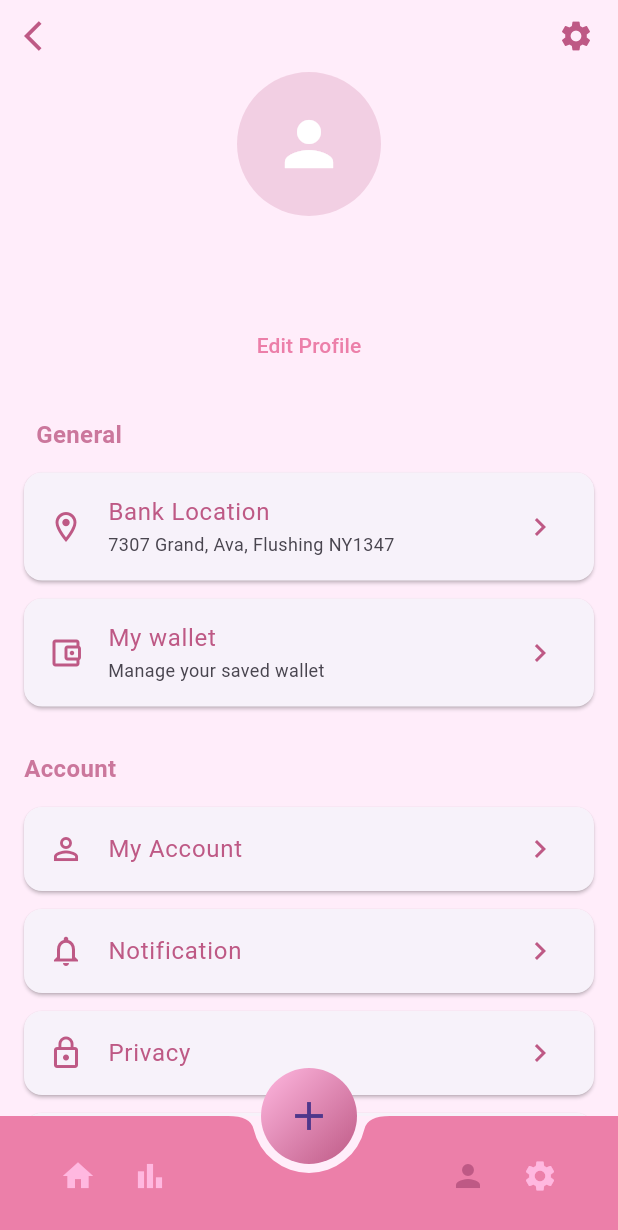
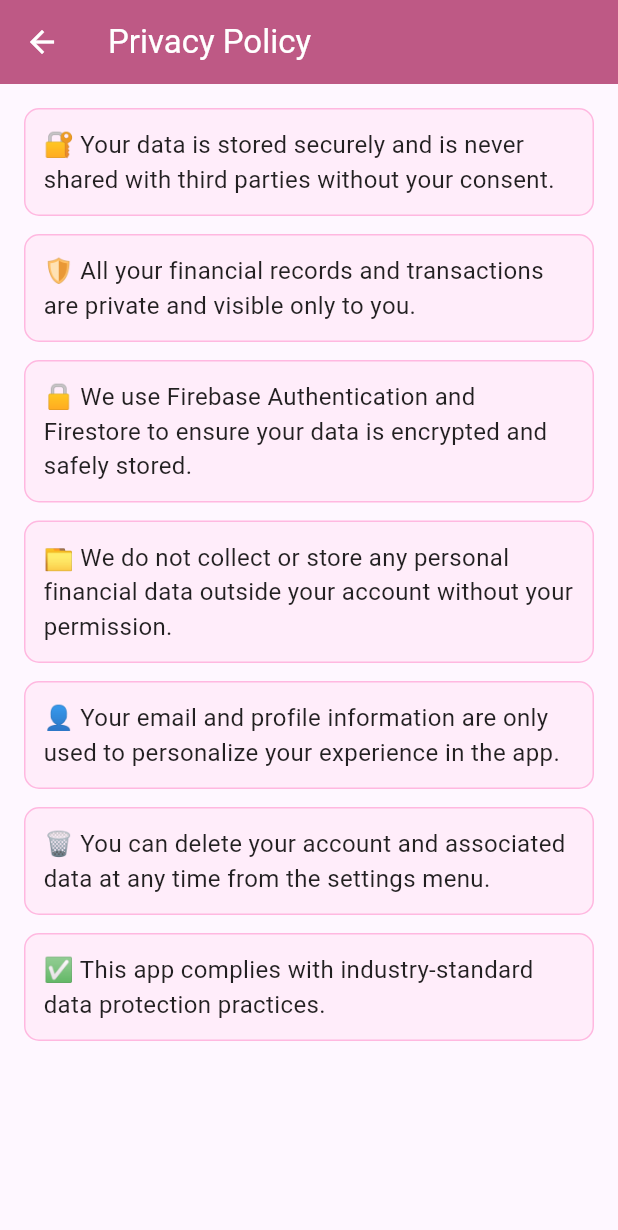
Before and after one commit to suvarnaks1/expancetracker, a Flutter app: the screen it shows once a user with an empty profile is signed in, item 3 of the bottom bar chosen, after a tap on "Privacy", on a phone screen of 412 x 824 dp. Shown: the top 1230 px of the screen. Run offline on Flutter 3.47's test engine with Material 3 defaults, Android fonts, the phone set to English and light mode, and no system bars; our stand-ins replace cloud_firestore, firebase_auth, firebase_core, firebase_storage, fl_chart, loader_overlay; accounts and stored records are empty.

Commit message:
add packages

```diff
--- /dev/null
+++ b/lib/view/about/about.dart
@@ -0,0 +1,74 @@
+import 'package:flutter/material.dart';
+import 'package:expance_tracker_app/resources/colors.dart'; // Make sure this path is correct
+
+class AboutAppScreen extends StatelessWidget {
+  const AboutAppScreen({super.key});
+
+  @override
+  Widget build(BuildContext context) {
+    final aboutTexts = [
+      "💡 This app helps you easily track your daily expenses and incomes.",
+      "📊 You can view your total balance, category-wise spending, and detailed transaction history.",
+      "📅 Use filters to analyze your spending habits weekly or monthly.",
+      "🔐 Your data is secured using Firebase Authentication and stored safely in Firestore.",
+      "🚀 Designed with a clean, responsive interface using Flutter.",
+      "📥 Add, update, or delete your expenses with just a few taps.",
+    ];
+
+    return Scaffold(
+      appBar: AppBar(
+        title: const Text('About This App'),
+        backgroundColor: AppColors.deepPink,
+        foregroundColor: Colors.white,
+      ),
+      body: ListView(
+        padding: const EdgeInsets.all(16),
+        children: [
+          Container(
+            padding: const EdgeInsets.all(16),
+            decoration: BoxDecoration(
+              color: AppColors.lightPink2,
+              borderRadius: BorderRadius.circular(12),
+            ),
+            child: const Text(
+              "📱 Expense Tracker",
+              style: TextStyle(
+                fontSize: 22,
+                fontWeight: FontWeight.bold,
+                color: Colors.white,
+              ),
+            ),
+          ),
+          const SizedBox(height: 16),
+
+          ...aboutTexts.map(
+            (text) => Container(
+              margin: const EdgeInsets.only(bottom: 12),
+              padding: const EdgeInsets.all(12),
+              decoration: BoxDecoration(
+                color: AppColors.lightPink1,
+                borderRadius: BorderRadius.circular(10),
+                border: Border.all(color: AppColors.lightPink2),
+              ),
+              child: Text(
+                text,
+                style: const TextStyle(fontSize: 16, color: Colors.black87),
+              ),
+            ),
+          ),
+
+          const SizedBox(height: 24),
+          Center(
+            child: Text(
+              "Made with ❤️ using Flutter",
+              style: TextStyle(
+                color: AppColors.deepPink,
+                fontWeight: FontWeight.w500,
+              ),
+            ),
+          ),
+        ],
+      ),
+    );
+  }
+}
--- a/lib/view/common/profile_setting_page.dart
+++ b/lib/view/common/profile_setting_page.dart
@@ -1,6 +1,8 @@
 import 'package:expance_tracker_app/core/auth_service.dart';
 import 'package:expance_tracker_app/resources/colors.dart';
+import 'package:expance_tracker_app/view/about/about.dart';
 import 'package:expance_tracker_app/view/auth/login_page.dart';
+import 'package:expance_tracker_app/view/privacy/privacy.dart';
 import 'package:firebase_auth/firebase_auth.dart';
 import 'package:flutter/material.dart';
 
@@ -40,18 +42,21 @@ class ProfileSettingsPage extends StatelessWidget {
                           ? NetworkImage(user!.photoURL!)
                           : null,
                       child: user?.photoURL == null
-              ? const Icon(Icons.person, size: 48, color: Colors.white)
+                          ? const Icon(Icons.person,
+                              size: 48, color: Colors.white)
                           : null,
                       backgroundColor: AppColors.deepPink.withOpacity(0.2),
                     ),
                     const SizedBox(height: 12),
                     Text(
                       user?.displayName ?? 'User Name',
-          style: const TextStyle(fontSize: 20, fontWeight: FontWeight.bold),
+                      style: const TextStyle(
+                          fontSize: 20, fontWeight: FontWeight.bold),
                     ),
                     Text(
                       user?.email ?? 'user@email.com',
-          style: TextStyle(color: AppColors.deepPink.withOpacity(0.7)),
+                      style:
+                          TextStyle(color: AppColors.deepPink.withOpacity(0.7)),
                     ),
                     TextButton(
                       onPressed: () {
@@ -66,7 +71,6 @@ class ProfileSettingsPage extends StatelessWidget {
                 );
               },
             ),
-
 
             const SizedBox(height: 24),
             // "General" section label
@@ -121,12 +125,22 @@ class ProfileSettingsPage extends StatelessWidget {
                   _buildTile(
                     icon: Icons.lock_outline,
                     title: 'Privacy',
-                    onTap: () {},
+                    onTap: () {
+                      Navigator.push(
+                        context,
+                        MaterialPageRoute(
+                            builder: (context) => const PrivacyPolicyScreen()),
+                      );
+                    },
                   ),
                   _buildTile(
                     icon: Icons.info_outline,
                     title: 'About',
-                    onTap: () {},
+                    onTap: () { Navigator.push(
+                        context,
+                        MaterialPageRoute(
+                            builder: (context) => AboutAppScreen()),
+                      );},
                   ),
                   _buildTile(
                     icon: Icons.logout,
@@ -136,7 +150,7 @@ class ProfileSettingsPage extends StatelessWidget {
 
                       Navigator.pushAndRemoveUntil(
                         context,
-                        MaterialPageRoute(builder: (_) =>  LoginPage()),
+                        MaterialPageRoute(builder: (_) => LoginPage()),
                         (route) => false,
                       );
                     },
--- /dev/null
+++ b/lib/view/privacy/privacy.dart
@@ -0,0 +1,47 @@
+import 'package:flutter/material.dart';
+import 'package:expance_tracker_app/resources/colors.dart'; // Make sure this path is correct
+
+class PrivacyPolicyScreen extends StatelessWidget {
+  const PrivacyPolicyScreen({super.key});
+
+  @override
+  Widget build(BuildContext context) {
+    final privacyStatements = [
+      "🔐 Your data is stored securely and is never shared with third parties without your consent.",
+      "🛡️ All your financial records and transactions are private and visible only to you.",
+      "🔒 We use Firebase Authentication and Firestore to ensure your data is encrypted and safely stored.",
+      "📁 We do not collect or store any personal financial data outside your account without your permission.",
+      "👤 Your email and profile information are only used to personalize your experience in the app.",
+      "🗑️ You can delete your account and associated data at any time from the settings menu.",
+      "✅ This app complies with industry-standard data protection practices.",
+    ];
+
+    return Scaffold(
+      appBar: AppBar(
+        title: const Text('Privacy Policy'),
+        backgroundColor: AppColors.deepPink,
+        foregroundColor: Colors.white,
+      ),
+      body: ListView.separated(
+        padding: const EdgeInsets.all(16),
+        itemCount: privacyStatements.length,
+        separatorBuilder: (_, __) => const SizedBox(height: 12),
+        itemBuilder: (context, index) => Container(
+          padding: const EdgeInsets.all(12),
+          decoration: BoxDecoration(
+            color: AppColors.lightPink1,
+            borderRadius: BorderRadius.circular(10),
+            border: Border.all(color: AppColors.lightPink2),
+          ),
+          child: Text(
+            privacyStatements[index],
+            style: const TextStyle(
+              fontSize: 16,
+              color: Colors.black87,
+            ),
+          ),
+        ),
+      ),
+    );
+  }
+}
--- a/pubspec.yaml
+++ b/pubspec.yaml
@@ -44,6 +44,8 @@ dependencies:
   firebase_storage: ^12.4.9
   cloud_firestore: ^5.6.11
   loader_overlay: ^5.0.0
+  path_provider: ^2.1.5
+  shared_preferences: ^2.5.3
 
 dev_dependencies:
   flutter_test:
```
Lines whose indentation alone changed are shown as unchanged.
